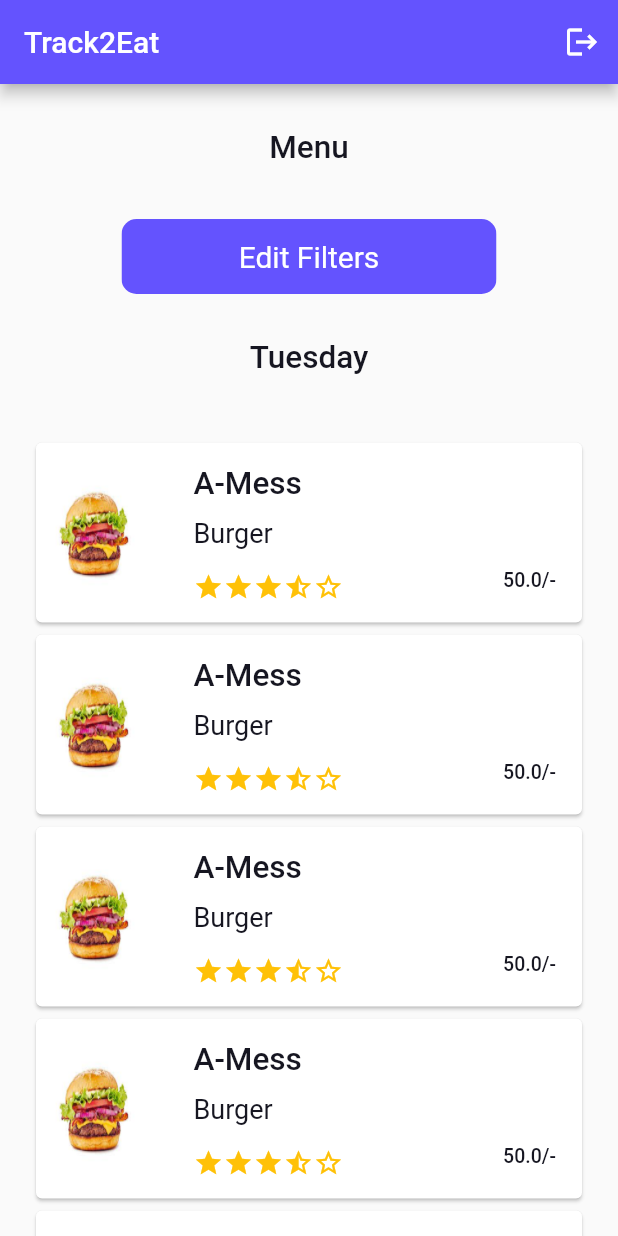
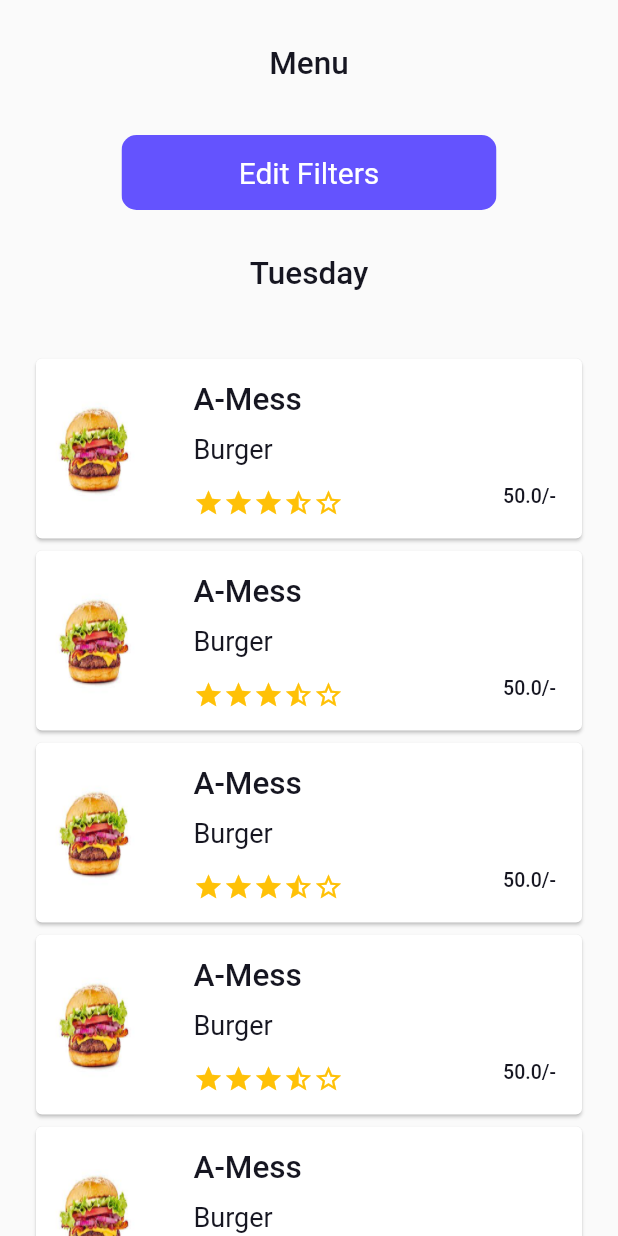
Before and after one commit to vishnu-ajay/tracktoeat, a Flutter app: the AllMenu widget shown alone on an empty page, opened directly, on a phone screen of 412 x 824 dp. Run offline on Flutter 3.47's test engine with Material 2 defaults, Android fonts, the phone set to English and light mode, and no system bars; our stand-ins replace auto_size_text, cloud_firestore, firebase_auth, firebase_core, flutter_svg, google_sign_in and 1 more; accounts and stored records are empty.

Commit message:
Login Fixed

```diff
--- a/lib/Screens/AllMenu.dart
+++ b/lib/Screens/AllMenu.dart
@@ -14,22 +14,7 @@ class AllMenu extends StatefulWidget {
 class _AllMenuState extends State<AllMenu> {
   @override
   Widget build(BuildContext context) {
-    return SafeArea(
-        child: Scaffold(
-          appBar: AppBar(
-            title: const Text('Track2Eat'),
-            backgroundColor: LightTheme.deepIndigoAccent,
-            actions: [
-              IconButton(
-                onPressed: () {},
-                icon: const Icon(
-                  Icons.logout,
-                  color: Colors.white,
-                ),
-              ),
-            ],
-          ),
-          body: CustomScrollView(
+    return CustomScrollView(
             slivers: [
               const SliverPadding(
                 padding: EdgeInsets.only(top: 30, bottom: 5),
@@ -104,7 +89,6 @@ class _AllMenuState extends State<AllMenu> {
                 ),
               ),
             ],
-          ),
-        ));
+          );
   }
 }
--- a/lib/Screens/MenuEditFilters.dart
+++ b/lib/Screens/MenuEditFilters.dart
@@ -169,7 +169,7 @@ class _MenuEditFiltersState extends State<MenuEditFilters> {
                                 child: Center(
                                   child: DropdownButton<String>(
                                     value: dropdownValue,
-                                    dropdownColor: LightTheme.deepIndigoAccent,
+                                    dropdownColor: LightTheme.deepIndigoAccent  ,
                                     icon: const Icon(Icons.keyboard_arrow_down,color: LightTheme.white,),
                                     elevation: 16,
                                     style: const TextStyle(color: Colors.white,fontSize: 16,fontWeight: FontWeight.w400),
--- a/lib/main.dart
+++ b/lib/main.dart
@@ -18,7 +18,8 @@ class MyApp extends StatelessWidget {
   @override
   Widget build(BuildContext context) {
     return const MaterialApp(
-      home: Home(),
+      home: Wrapper(),
+      // home: Home(),
     );
   }
 }
```
Also changed, not shown: lib/Screens/Home.dart (+17 -3 lines), lib/Screens/HomeMenu.dart (+2 -18 lines), 1 other file.
